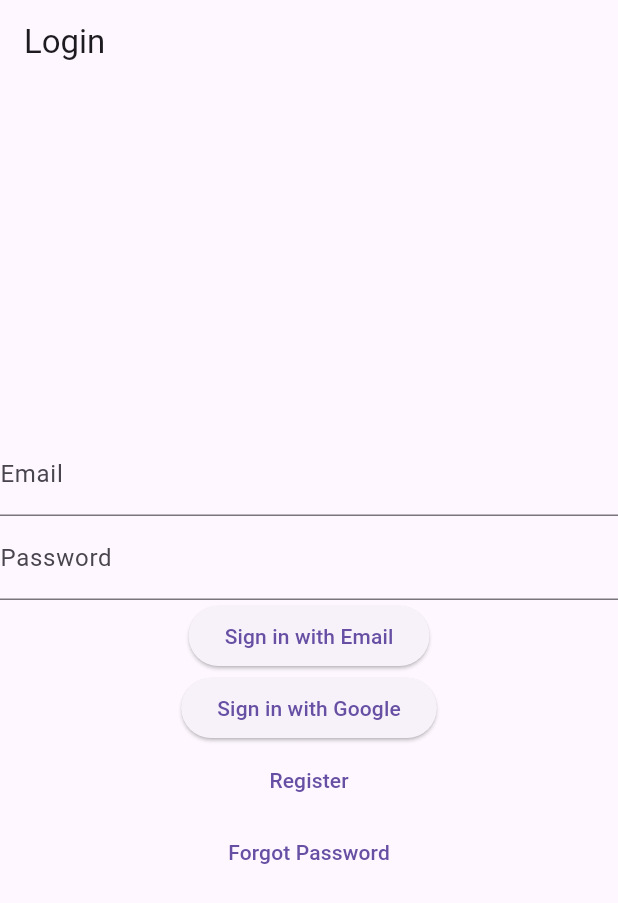
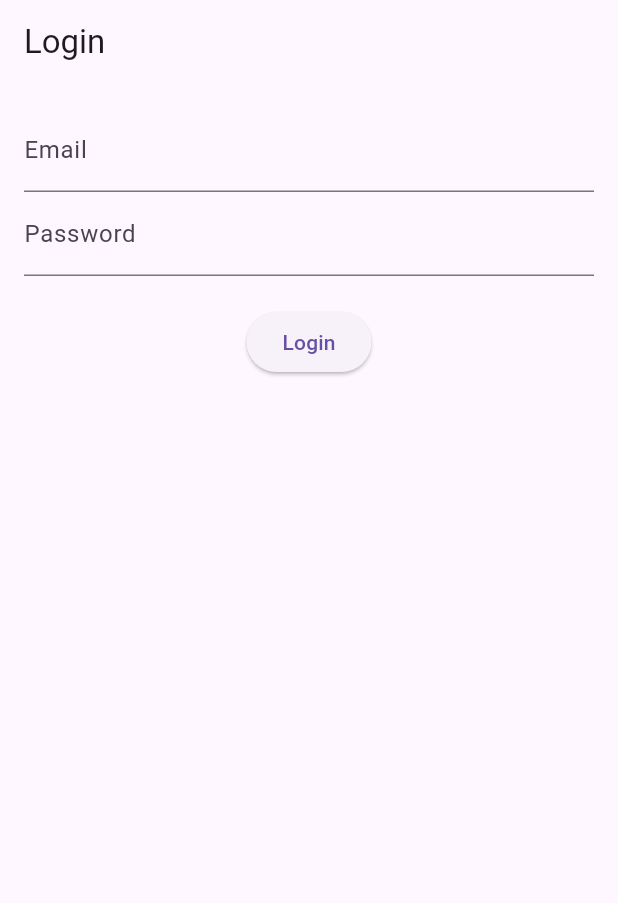
Before and after one commit to sohebalam/travelist, a Flutter app: the screen it shows after launch, on a phone screen of 412 x 824 dp. Shown: the top 903 px of the screen. Run offline on Flutter 3.47's test engine with Material 3 defaults, Android fonts, the phone set to English and light mode, and no system bars; our stand-ins replace cached_network_image, cloud_firestore, equatable, firebase_auth, firebase_core, flutter_bloc and 6 more; missing offline and left inert: flutter_google_places_sdk, flutter_polyline_points, google_maps_directions; accounts and stored records are empty.

Commit message:
block auth

```diff
--- a/lib/main.dart
+++ b/lib/main.dart
@@ -1,8 +1,9 @@
 import 'package:flutter/material.dart';
 import 'package:firebase_core/firebase_core.dart';
-import 'package:firebase_auth/firebase_auth.dart';
-import 'package:travelist/main_page.dart';
-import 'package:travelist/pages/auth/login_page.dart';
+import 'package:flutter_bloc/flutter_bloc.dart';
+import 'package:travelist/services/auth_bloc.dart';
+import 'package:travelist/services/auth_event.dart';
+import 'package:travelist/services/auth_wrapper.dart';
 
 void main() async {
   WidgetsFlutterBinding.ensureInitialized();
@@ -18,25 +19,10 @@ class MyApp extends StatelessWidget {
       theme: ThemeData(
         primarySwatch: Colors.blue,
       ),
-      home: AuthWrapper(),
+      home: BlocProvider(
+        create: (context) => AuthenticationBloc()..add(AppStarted()),
+        child: AuthWrapper(),
+      ),
     );
   }
 }
-
-class AuthWrapper extends StatelessWidget {
-  @override
-  Widget build(BuildContext context) {
-    return StreamBuilder<User?>(
-      stream: FirebaseAuth.instance.authStateChanges(),
-      builder: (context, snapshot) {
-        if (snapshot.connectionState == ConnectionState.waiting) {
-          return Center(child: CircularProgressIndicator());
-        } else if (snapshot.hasData) {
-          return MainPage();
-        } else {
-          return LoginScreen();
-        }
-      },
-    );
-  }
-}
--- a/lib/pages/auth/login_page.dart
+++ b/lib/pages/auth/login_page.dart
@@ -1,125 +1,63 @@
 import 'package:flutter/material.dart';
+import 'package:flutter_bloc/flutter_bloc.dart';
+import 'package:travelist/services/auth_bloc.dart';
+import 'package:travelist/services/auth_event.dart';
+import 'package:travelist/services/auth_service.dart';
 import 'package:firebase_auth/firebase_auth.dart';
-import 'package:google_sign_in/google_sign_in.dart';
-import 'package:travelist/pages/auth/reg_page.dart';
-import 'package:travelist/pages/home_page.dart';
 
-class LoginScreen extends StatelessWidget {
-  final FirebaseAuth _auth = FirebaseAuth.instance;
+class LoginPage extends StatelessWidget {
   final TextEditingController _emailController = TextEditingController();
   final TextEditingController _passwordController = TextEditingController();
 
-  Future<void> _signInWithEmail(BuildContext context) async {
+  void _login(BuildContext context) async {
+    final authService = AuthService();
+    final email = _emailController.text;
+    final password = _passwordController.text;
+
     try {
-      UserCredential userCredential = await _auth.signInWithEmailAndPassword(
-        email: _emailController.text,
-        password: _passwordController.text,
-      );
-      if (userCredential.user != null) {
-        Navigator.pushReplacement(
-          context,
-          MaterialPageRoute(builder: (context) => HomePage()),
+      final user = await authService.signInWithEmail(email, password);
+      if (user != null) {
+        context.read<AuthenticationBloc>().add(LoggedIn());
+      } else {
+        ScaffoldMessenger.of(context).showSnackBar(
+          SnackBar(
+              content: Text('Login failed. Please check your credentials.')),
         );
       }
+    } on FirebaseAuthException catch (e) {
+      ScaffoldMessenger.of(context).showSnackBar(
+        SnackBar(content: Text('Login failed: ${e.message}')),
+      );
     } catch (e) {
-      _showErrorDialog(context, e.toString());
+      ScaffoldMessenger.of(context).showSnackBar(
+        SnackBar(content: Text('An unexpected error occurred.')),
+      );
     }
-  }
-
-  Future<void> _signInWithGoogle(BuildContext context) async {
-    try {
-      final GoogleSignInAccount? googleUser = await GoogleSignIn().signIn();
-      if (googleUser == null) {
-        return; // The user canceled the sign-in
-      }
-      final GoogleSignInAuthentication googleAuth =
-          await googleUser.authentication;
-      final AuthCredential credential = GoogleAuthProvider.credential(
-        accessToken: googleAuth.accessToken,
-        idToken: googleAuth.idToken,
-      );
-
-      UserCredential userCredential =
-          await _auth.signInWithCredential(credential);
-      if (userCredential.user != null) {
-        Navigator.pushReplacement(
-          context,
-          MaterialPageRoute(builder: (context) => HomePage()),
-        );
-      }
-    } catch (e) {
-      _showErrorDialog(context, e.toString());
-    }
-  }
-
-  Future<void> _resetPassword(BuildContext context) async {
-    final email = _emailController.text;
-    if (email.isEmpty) {
-      _showErrorDialog(context, "Please enter your email.");
-      return;
-    }
-
-    try {
-      await _auth.sendPasswordResetEmail(email: email);
-      _showErrorDialog(context, "Password reset email sent. Check your inbox.");
-    } catch (e) {
-      _showErrorDialog(context, e.toString());
-    }
-  }
-
-  void _showErrorDialog(BuildContext context, String message) {
-    showDialog(
-      context: context,
-      builder: (context) => AlertDialog(
-        title: Text("Reset Password"),
-        content: Text(message),
-        actions: [
-          TextButton(
-            onPressed: () => Navigator.of(context).pop(),
-            child: Text("OK"),
-          ),
-        ],
-      ),
-    );
   }
 
   @override
   Widget build(BuildContext context) {
     return Scaffold(
       appBar: AppBar(
-        title: Text("Login"),
+        title: Text('Login'),
       ),
-      body: Center(
+      body: Padding(
+        padding: const EdgeInsets.all(16.0),
         child: Column(
-          mainAxisAlignment: MainAxisAlignment.center,
-          children: <Widget>[
+          children: [
             TextField(
               controller: _emailController,
-              decoration: InputDecoration(labelText: "Email"),
+              decoration: InputDecoration(labelText: 'Email'),
             ),
             TextField(
               controller: _passwordController,
-              decoration: InputDecoration(labelText: "Password"),
+              decoration: InputDecoration(labelText: 'Password'),
               obscureText: true,
             ),
+            SizedBox(height: 20),
             ElevatedButton(
-              onPressed: () => _signInWithEmail(context),
-              child: Text("Sign in with Email"),
-            ),
-            ElevatedButton(
-              onPressed: () => _signInWithGoogle(context),
-              child: Text("Sign in with Google"),
-            ),
-            TextButton(
-              onPressed: () => Navigator.push(
-                context,
-                MaterialPageRoute(builder: (context) => RegisterScreen()),
-              ),
-              child: Text("Register"),
-            ),
-            TextButton(
-              onPressed: () => _resetPassword(context),
-              child: Text("Forgot Password"),
+              onPressed: () => _login(context),
+              child: Text('Login'),
             ),
           ],
         ),
--- /dev/null
+++ b/lib/services/auth_bloc.dart
@@ -0,0 +1,41 @@
+import 'package:flutter_bloc/flutter_bloc.dart';
+import 'auth_event.dart';
+import 'auth_state.dart';
+import 'auth_service.dart';
+
+class AuthenticationBloc
+    extends Bloc<AuthenticationEvent, AuthenticationState> {
+  final AuthService _authService = AuthService();
+
+  AuthenticationBloc() : super(AuthenticationInitial()) {
+    on<AppStarted>(_onAppStarted);
+    on<LoggedIn>(_onLoggedIn);
+    on<LoggedOut>(_onLoggedOut);
+  }
+
+  Future<void> _onAppStarted(
+      AppStarted event, Emitter<AuthenticationState> emit) async {
+    final currentUser = await _authService.user.first;
+    if (currentUser != null) {
+      emit(Authenticated(user: currentUser));
+    } else {
+      emit(Unauthenticated());
+    }
+  }
+
+  Future<void> _onLoggedIn(
+      LoggedIn event, Emitter<AuthenticationState> emit) async {
+    final currentUser = await _authService.user.first;
+    if (currentUser != null) {
+      emit(Authenticated(user: currentUser));
+    } else {
+      emit(Unauthenticated());
+    }
+  }
+
+  Future<void> _onLoggedOut(
+      LoggedOut event, Emitter<AuthenticationState> emit) async {
+    await _authService.signOut();
+    emit(Unauthenticated());
+  }
+}
--- /dev/null
+++ b/lib/services/auth_event.dart
@@ -0,0 +1,12 @@
+import 'package:equatable/equatable.dart';
+
+abstract class AuthenticationEvent extends Equatable {
+  @override
+  List<Object> get props => [];
+}
+
+class AppStarted extends AuthenticationEvent {}
+
+class LoggedIn extends AuthenticationEvent {}
+
+class LoggedOut extends AuthenticationEvent {}
--- /dev/null
+++ b/lib/services/auth_state.dart
@@ -0,0 +1,22 @@
+import 'package:equatable/equatable.dart';
+import 'package:firebase_auth/firebase_auth.dart';
+
+abstract class AuthenticationState extends Equatable {
+  @override
+  List<Object> get props => [];
+}
+
+class AuthenticationInitial extends AuthenticationState {}
+
+class AuthenticationLoading extends AuthenticationState {}
+
+class Authenticated extends AuthenticationState {
+  final User user;
+
+  Authenticated({required this.user});
+
+  @override
+  List<Object> get props => [user];
+}
+
+class Unauthenticated extends AuthenticationState {}
--- /dev/null
+++ b/lib/services/auth_wrapper.dart
@@ -0,0 +1,25 @@
+import 'package:flutter/material.dart';
+import 'package:flutter_bloc/flutter_bloc.dart';
+import 'package:travelist/main_page.dart';
+import 'package:travelist/pages/auth/login_page.dart';
+import 'auth_bloc.dart';
+import 'auth_state.dart';
+
+class AuthWrapper extends StatelessWidget {
+  @override
+  Widget build(BuildContext context) {
+    return BlocBuilder<AuthenticationBloc, AuthenticationState>(
+      builder: (context, state) {
+        if (state is AuthenticationInitial) {
+          return Center(child: CircularProgressIndicator());
+        } else if (state is Authenticated) {
+          return MainPage();
+        } else if (state is Unauthenticated) {
+          return LoginPage();
+        } else {
+          return Center(child: Text('Unknown state'));
+        }
+      },
+    );
+  }
+}
--- a/pubspec.yaml
+++ b/pubspec.yaml
@@ -55,6 +55,7 @@ dependencies:
   cached_network_image: ^3.3.1
   provider: ^6.1.2
   firebase_storage: ^12.1.0
+  flutter_bloc: ^8.1.6
 
 dev_dependencies:
   flutter_test:
```
Also changed, not shown: lib/main_page.dart (+6 -11 lines), lib/services/auth_service.dart (added, +22 -0 lines), lib/services/bottom_navbar.dart (+4 -4 lines), pubspec.lock.
